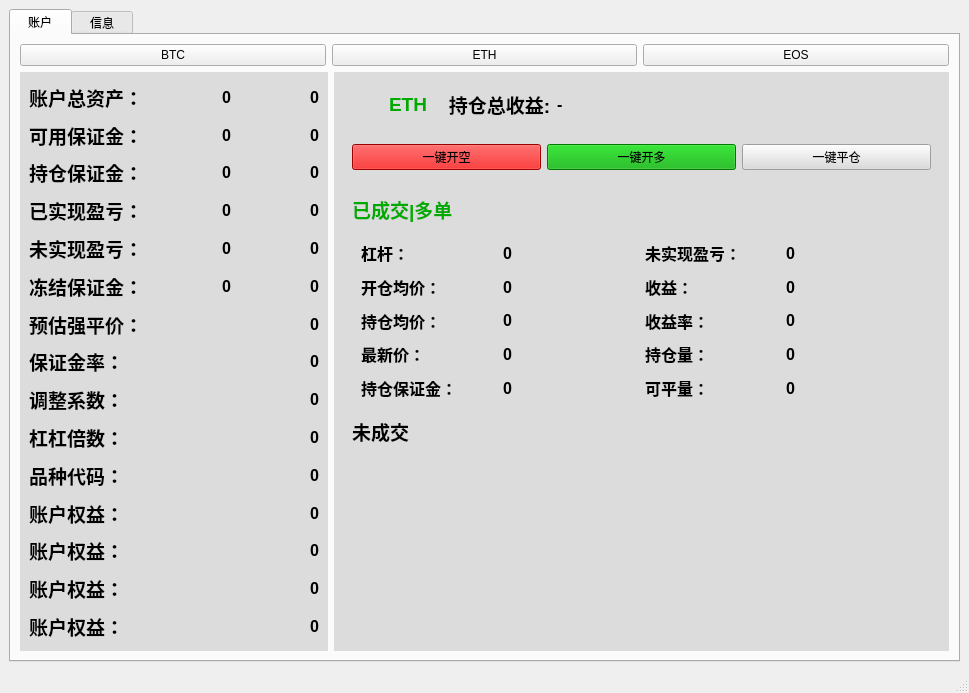
Old version of the form PythonApplication/PythonApplication.ui in the repository JcwGitHub/HuoBiApi_Python.
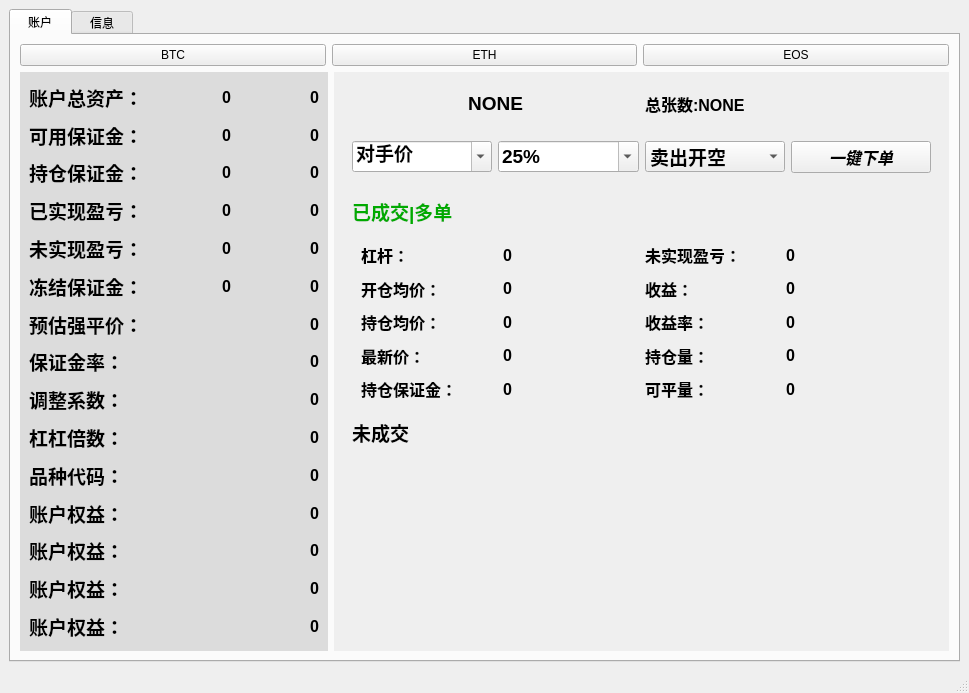
New version of the form. Custom widgets are drawn as their Qt base class.

What changed in the file:
```diff
--- a/PythonApplication/PythonApplication.ui
+++ b/PythonApplication/PythonApplication.ui
@@ -19,14 +19,23 @@
   <property name="windowTitle">
    <string>MainWindow</string>
   </property>
+  <property name="styleSheet">
+   <string notr="true"/>
+  </property>
   <widget class="QWidget" name="centralwidget">
    <layout class="QGridLayout" name="gridLayout_16">
     <item row="0" column="0">
      <widget class="QTabWidget" name="tabWidget">
+      <property name="styleSheet">
+       <string notr="true"/>
+      </property>
       <property name="currentIndex">
        <number>0</number>
       </property>
       <widget class="QWidget" name="tab">
+       <property name="styleSheet">
+        <string notr="true"/>
+       </property>
        <attribute name="title">
         <string>  账户  </string>
        </attribute>
@@ -910,94 +919,22 @@
                 <verstretch>0</verstretch>
                </sizepolicy>
               </property>
+              <property name="autoFillBackground">
+               <bool>true</bool>
+              </property>
               <property name="styleSheet">
-               <string notr="true">background-color: rgb(126, 126, 126);
-background-color: rgb(220, 220, 220);
-border-color: rgb(0, 255, 255);</string>
+               <string notr="true"/>
               </property>
               <layout class="QVBoxLayout" name="verticalLayout_4" stretch="10,10,100">
                <item>
                 <widget class="QWidget" name="widget_4" native="true">
-                 <layout class="QHBoxLayout" name="horizontalLayout" stretch="1,10,10,10">
-                  <item>
-                   <spacer name="horizontalSpacer">
-                    <property name="orientation">
-                     <enum>Qt::Horizontal</enum>
-                    </property>
-                    <property name="sizeHint" stdset="0">
-                     <size>
-                      <width>40</width>
-                      <height>20</height>
-                     </size>
-                    </property>
-                   </spacer>
-                  </item>
+                 <property name="styleSheet">
+                  <string notr="true"/>
+                 </property>
+                 <layout class="QHBoxLayout" name="horizontalLayout" stretch="10,10">
                   <item>
                    <widget class="QLabel" name="info51">
                     <property name="sizePolicy">
-                     <sizepolicy hsizetype="Fixed" vsizetype="Preferred">
-                      <horstretch>0</horstretch>
-                      <verstretch>0</verstretch>
-                     </sizepolicy>
-                    </property>
-                    <property name="font">
-                     <font>
-                      <pointsize>14</pointsize>
-                      <weight>75</weight>
-                      <italic>false</italic>
-                      <bold>true</bold>
-                     </font>
-                    </property>
-                    <property name="styleSheet">
-                     <string notr="true">color: rgb(0, 170, 0);</string>
-                    </property>
-                    <property name="text">
-                     <string>ETH</string>
-                    </property>
-                    <property name="scaledContents">
-                     <bool>false</bool>
-                    </property>
-                    <property name="alignment">
-                     <set>Qt::AlignLeading|Qt::AlignLeft|Qt::AlignVCenter</set>
-                    </property>
-                    <property name="wordWrap">
-                     <bool>false</bool>
-                    </property>
-                   </widget>
-                  </item>
-                  <item>
-                   <widget class="QLabel" name="info1_3">
-                    <property name="sizePolicy">
-                     <sizepolicy hsizetype="Fixed" vsizetype="Preferred">
-                      <horstretch>0</horstretch>
-                      <verstretch>0</verstretch>
-                     </sizepolicy>
-                    </property>
-                    <property name="font">
-                     <font>
-                      <pointsize>14</pointsize>
-                      <weight>75</weight>
-                      <italic>false</italic>
-                      <bold>true</bold>
-                     </font>
-                    </property>
-                    <property name="text">
-                     <string>   持仓总收益:</string>
-                    </property>
-                    <property name="scaledContents">
-                     <bool>false</bool>
-                    </property>
-                    <property name="alignment">
-                     <set>Qt::AlignLeading|Qt::AlignLeft|Qt::AlignVCenter</set>
-                    </property>
-                    <property name="wordWrap">
-                     <bool>false</bool>
-                    </property>
-                   </widget>
-                  </item>
-                  <item>
-                   <widget class="QLabel" name="info52">
-                    <property name="sizePolicy">
                      <sizepolicy hsizetype="Preferred" vsizetype="Preferred">
                       <horstretch>0</horstretch>
                       <verstretch>0</verstretch>
@@ -1005,62 +942,183 @@
                     </property>
                     <property name="font">
                      <font>
-                      <pointsize>12</pointsize>
+                      <pointsize>14</pointsize>
                       <weight>75</weight>
                       <italic>false</italic>
                       <bold>true</bold>
                      </font>
                     </property>
+                    <property name="styleSheet">
+                     <string notr="true"/>
+                    </property>
                     <property name="text">
-                     <string>-</string>
+                     <string>NONE</string>
                     </property>
                     <property name="scaledContents">
                      <bool>false</bool>
                     </property>
                     <property name="alignment">
-                     <set>Qt::AlignLeading|Qt::AlignLeft|Qt::AlignVCenter</set>
+                     <set>Qt::AlignCenter</set>
                     </property>
                     <property name="wordWrap">
                      <bool>false</bool>
                     </property>
                    </widget>
                   </item>
+                  <item>
+                   <widget class="QLabel" name="order3">
+                    <property name="font">
+                     <font>
+                      <pointsize>12</pointsize>
+                      <weight>75</weight>
+                      <bold>true</bold>
+                     </font>
+                    </property>
+                    <property name="text">
+                     <string>总张数:NONE</string>
+                    </property>
+                   </widget>
+                  </item>
                  </layout>
                 </widget>
                </item>
                <item>
                 <widget class="QWidget" name="widget_6" native="true">
+                 <property name="styleSheet">
+                  <string notr="true"/>
+                 </property>
                  <layout class="QGridLayout" name="gridLayout_17">
-                  <item row="0" column="0">
-                   <widget class="QPushButton" name="pushButton">
-                    <property name="styleSheet">
-                     <string notr="true">background-color: rgb(221, 0, 0);</string>
-                    </property>
-                    <property name="text">
-                     <string>一键开空</string>
-                    </property>
-                   </widget>
-                  </item>
                   <item row="0" column="1">
-                   <widget class="QPushButton" name="pushButton_2">
-                    <property name="styleSheet">
-                     <string notr="true">background-color: rgb(0, 170, 0);</string>
+                   <widget class="QComboBox" name="order2">
+                    <property name="minimumSize">
+                     <size>
+                      <width>0</width>
+                      <height>25</height>
+                     </size>
                     </property>
-                    <property name="text">
-                     <string>一键开多</string>
+                    <property name="font">
+                     <font>
+                      <pointsize>14</pointsize>
+                      <weight>75</weight>
+                      <bold>true</bold>
+                     </font>
                     </property>
+                    <property name="editable">
+                     <bool>true</bool>
+                    </property>
+                    <property name="duplicatesEnabled">
+                     <bool>false</bool>
+                    </property>
+                    <item>
+                     <property name="text">
+                      <string>25%</string>
+                     </property>
+                    </item>
+                    <item>
+                     <property name="text">
+                      <string>50%</string>
+                     </property>
+                    </item>
+                    <item>
+                     <property name="text">
+                      <string>75%</string>
+                     </property>
+                    </item>
+                    <item>
+                     <property name="text">
+                      <string>100%</string>
+                     </property>
+                    </item>
+                   </widget>
+                  </item>
+                  <item row="0" column="0">
+                   <widget class="QComboBox" name="order1">
+                    <property name="minimumSize">
+                     <size>
+                      <width>0</width>
+                      <height>25</height>
+                     </size>
+                    </property>
+                    <property name="font">
+                     <font>
+                      <pointsize>14</pointsize>
+                      <weight>75</weight>
+                      <bold>true</bold>
+                     </font>
+                    </property>
+                    <property name="editable">
+                     <bool>true</bool>
+                    </property>
+                    <property name="duplicatesEnabled">
+                     <bool>false</bool>
+                    </property>
+                    <item>
+                     <property name="text">
+                      <string>对手价</string>
+                     </property>
+                    </item>
+                    <item>
+                     <property name="text">
+                      <string>最优5档</string>
+                     </property>
+                    </item>
+                    <item>
+                     <property name="text">
+                      <string>最优10档</string>
+                     </property>
+                    </item>
                    </widget>
                   </item>
                   <item row="0" column="2">
-                   <widget class="QPushButton" name="pushButton_4">
-                    <property name="sizePolicy">
-                     <sizepolicy hsizetype="Minimum" vsizetype="Fixed">
-                      <horstretch>0</horstretch>
-                      <verstretch>0</verstretch>
-                     </sizepolicy>
+                   <widget class="QComboBox" name="order4">
+                    <property name="font">
+                     <font>
+                      <pointsize>14</pointsize>
+                      <weight>75</weight>
+                      <italic>false</italic>
+                      <bold>true</bold>
+                     </font>
+                    </property>
+                    <property name="layoutDirection">
+                     <enum>Qt::LeftToRight</enum>
+                    </property>
+                    <item>
+                     <property name="text">
+                      <string>卖出开空</string>
+                     </property>
+                    </item>
+                    <item>
+                     <property name="text">
+                      <string>买入开多</string>
+                     </property>
+                    </item>
+                    <item>
+                     <property name="text">
+                      <string>卖出平空</string>
+                     </property>
+                    </item>
+                    <item>
+                     <property name="text">
+                      <string>买入平多</string>
+                     </property>
+                    </item>
+                   </widget>
+                  </item>
+                  <item row="0" column="3">
+                   <widget class="QPushButton" name="order7">
+                    <property name="font">
+                     <font>
+                      <pointsize>12</pointsize>
+                      <weight>75</weight>
+                      <italic>true</italic>
+                      <bold>true</bold>
+                     </font>
+                    </property>
+                    <property name="styleSheet">
+                     <string notr="true"/>
                     </property>
                     <property name="text">
-                     <string>一键平仓</string>
+                     <string>一键下单</string>
                     </property>
                    </widget>
                   </item>
@@ -1091,6 +1149,9 @@
                   </item>
                   <item>
                    <widget class="QWidget" name="widget_7" native="true">
+                    <property name="styleSheet">
+                     <string notr="true"/>
+                    </property>
                     <layout class="QVBoxLayout" name="verticalLayout_6">
                      <item>
                       <layout class="QHBoxLayout" name="horizontalLayout_4">
@@ -1570,7 +1631,11 @@
                    </widget>
                   </item>
                   <item>
-                   <widget class="QWidget" name="widget_8" native="true"/>
+                   <widget class="QWidget" name="widget_8" native="true">
+                    <property name="styleSheet">
+                     <string notr="true"/>
+                    </property>
+                   </widget>
                   </item>
                  </layout>
                 </widget>
```
Left out of the diff: 4 changed lines with no effect on the pictures.
